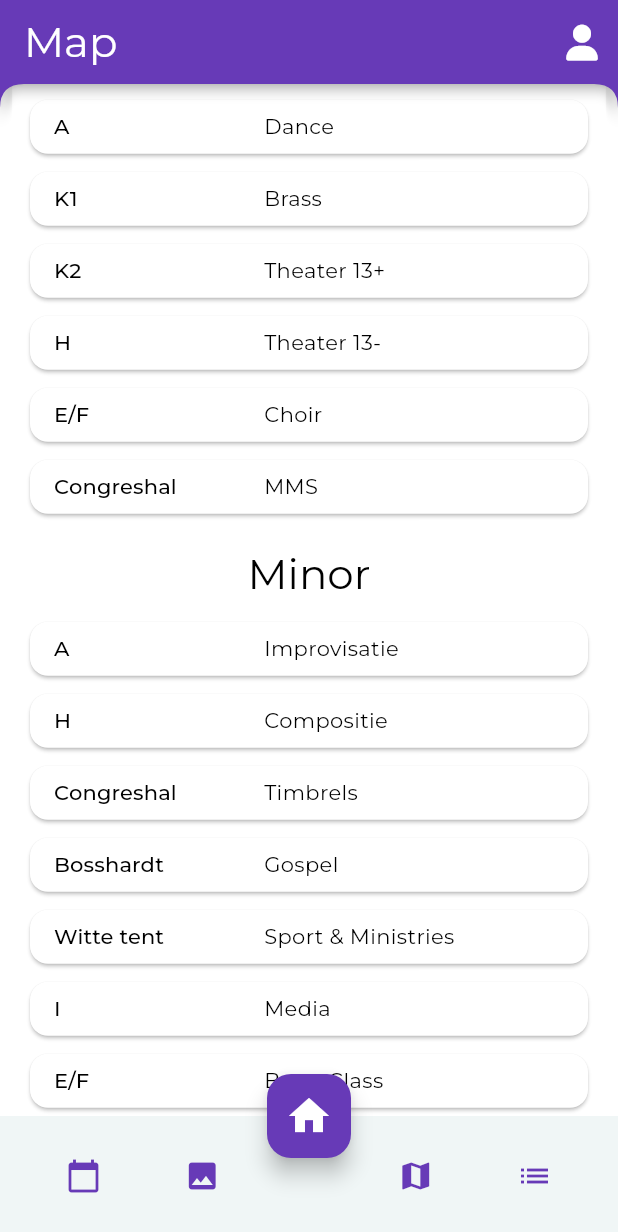
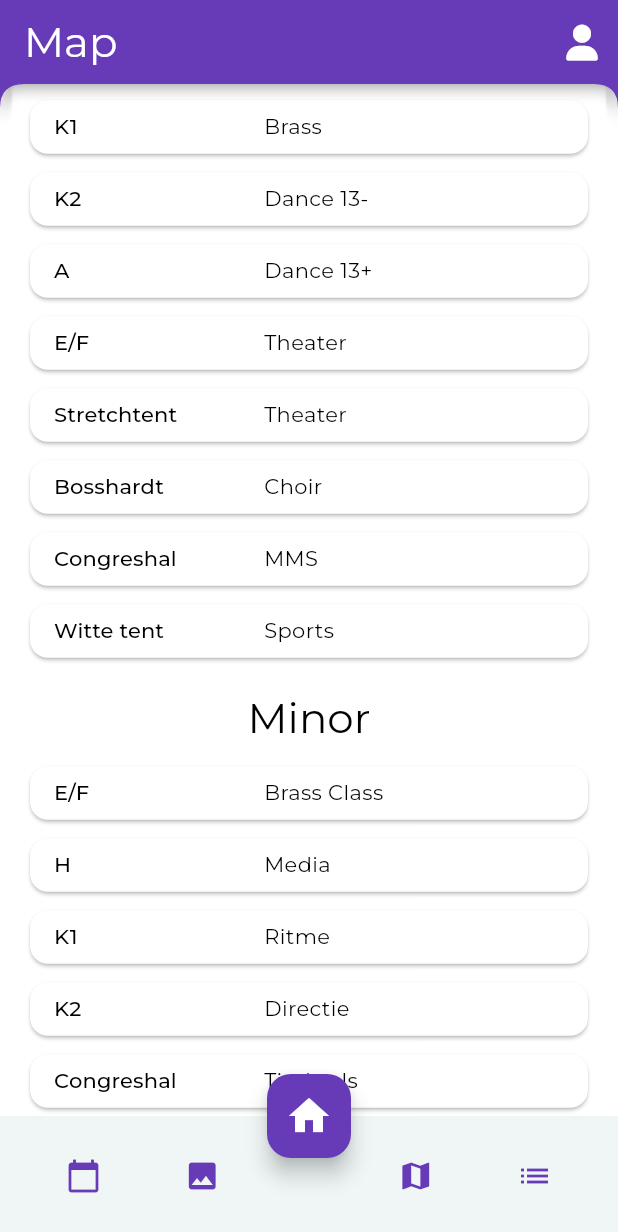
Before and after one commit to MaikelStuivenberg/SPA-app, a Flutter app: the MapPage screen opened by its route, scrolled down 576 dp, on a phone screen of 412 x 824 dp. Shown: the top 1232 px of the screen. Run offline on Flutter 3.47's test engine with Material 3 defaults, Android fonts, the phone set to English and light mode, and no system bars; our stand-ins replace cached_network_image, cloud_firestore, firebase_auth, firebase_core, firebase_messaging, firebase_remote_config and 10 more; accounts and stored records are empty; generated files the repository leaves out were written again; network calls fail; project files that could hold a hidden picture were left out.

Commit message:
SPA2024 update

```diff
--- a/lib/features/map/pages/map_page.dart
+++ b/lib/features/map/pages/map_page.dart
@@ -35,26 +35,29 @@ class MapPageState extends State<MapPage> {
                   Text('Major',
                       style: Theme.of(context).textTheme.headlineMedium),
                   const SizedBox(height: 8),
-                  const MapItemWidget('A', 'Dance'),
                   // const MapItemWidget('E/F', 'Dance 13-'),
                   const MapItemWidget('K1', 'Brass'),
-                  const MapItemWidget('K2', 'Theater 13+'),
-                  const MapItemWidget('H', 'Theater 13-'),
-                  const MapItemWidget('E/F', 'Choir'),
+                  const MapItemWidget('K2', 'Dance 13-'),
+                  const MapItemWidget('A', 'Dance 13+'),
+                  const MapItemWidget('E/F', 'Theater'),
+                  const MapItemWidget('Stretchtent', 'Theater'),
+                  const MapItemWidget('Bosshardt', 'Choir'),
                   const MapItemWidget('Congreshal', 'MMS'),
+                  const MapItemWidget('Witte tent', 'Sports'),
                   const Padding(padding: EdgeInsets.all(8)),
                   if (FirebaseRemoteConfig.instance.getBool('use_minor')) ...[
-                    Text('Minor',
-                        style: Theme.of(context).textTheme.headlineMedium),
+                    Text(
+                      'Minor',
+                      style: Theme.of(context).textTheme.headlineMedium,
+                    ),
                     const SizedBox(height: 8),
-                    const MapItemWidget('A', 'Improvisatie'),
-                    const MapItemWidget('H', 'Compositie'),
+                    const MapItemWidget('E/F', 'Brass Class'),
+                    const MapItemWidget('H', 'Media'),
+                    const MapItemWidget('K1', 'Ritme'),
+                    const MapItemWidget('K2', 'Directie'),
                     const MapItemWidget('Congreshal', 'Timbrels'),
-                    const MapItemWidget('Bosshardt', 'Gospel'),
-                    const MapItemWidget('Witte tent', 'Sport & Ministries'),
-                    const MapItemWidget('I', 'Media'),
-                    const MapItemWidget('E/F', 'Brass Class'),
-                    const MapItemWidget('K1', 'Ritme'),
+                    const MapItemWidget('Bosshardt', 'Zingen in stijl'),
+                    const MapItemWidget('Witte tent', 'Handige Handjes'),
                     const Padding(padding: EdgeInsets.all(8)),
                   ],
                   // Text('Overige',
--- a/pubspec.yaml
+++ b/pubspec.yaml
@@ -2,7 +2,7 @@ name: spa_app
 description: Mobile app for SPA (School of Performing Arts)
 publish_to: "none"
 
-version: 1.4.0+21
+version: 1.5.0+22
 
 environment:
   sdk: '>=3.1.0 <4.0.0'
```
Also changed, not shown: 1 other file.
